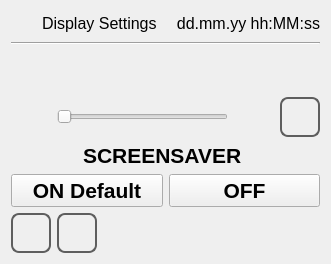
Qt form qt_library/ATCMsystem/display_settings.ui (MECTsrl/mect_plugins) before a commit.
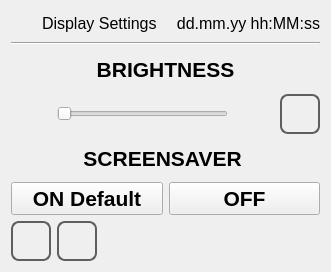
The same form after that commit. Icons and pictures are not drawn.

```diff
--- a/qt_library/ATCMsystem/display_settings.ui
+++ b/qt_library/ATCMsystem/display_settings.ui
@@ -6,7 +6,8 @@
    <rect>
     <x>0</x>
     <y>0</y>
-    %Model%
+    <width>325</width>
+    <height>272</height>
    </rect>
   </property>
   <property name="minimumSize">
@@ -129,71 +130,30 @@
     </widget>
    </item>
    <item>
-    <layout class="QHBoxLayout" name="horizontalLayout_5">
-     <item>
-      <spacer name="horizontalSpacer_2">
-       <property name="focusPolicy">
-        <enum>Qt::NoFocus</enum>
-       </property>
-       <property name="orientation">
-        <enum>Qt::Horizontal</enum>
-       </property>
-       <property name="sizeHint" stdset="0">
-        <size>
-         <width>40</width>
-         <height>20</height>
-        </size>
-       </property>
-      </spacer>
-     </item>
-     <item>
-      <widget class="QLabel" name="label">
+    <widget class="QLabel" name="labelBrightness">
        <property name="sizePolicy">
-        <sizepolicy hsizetype="Fixed" vsizetype="Preferred">
+      <sizepolicy hsizetype="Minimum" vsizetype="Minimum">
          <horstretch>0</horstretch>
          <verstretch>0</verstretch>
         </sizepolicy>
        </property>
-       <property name="minimumSize">
-        <size>
-         <width>40</width>
-         <height>40</height>
-        </size>
-       </property>
-       <property name="maximumSize">
-        <size>
-         <width>40</width>
-         <height>40</height>
-        </size>
+     <property name="font">
+      <font>
+       <pointsize>16</pointsize>
+       <weight>75</weight>
+       <bold>true</bold>
+      </font>
        </property>
        <property name="focusPolicy">
         <enum>Qt::NoFocus</enum>
        </property>
-       <property name="styleSheet">
-        <string notr="true">image: url(:/icons/img/sun.png);</string>
-       </property>
        <property name="text">
-        <string/>
-       </property>
-      </widget>
-     </item>
-     <item>
-      <spacer name="horizontalSpacer_3">
-       <property name="focusPolicy">
-        <enum>Qt::NoFocus</enum>
-       </property>
-       <property name="orientation">
-        <enum>Qt::Horizontal</enum>
-       </property>
-       <property name="sizeHint" stdset="0">
-        <size>
-         <width>40</width>
-         <height>20</height>
-        </size>
-       </property>
-      </spacer>
-     </item>
-    </layout>
+      <string>BRIGHTNESS</string>
+     </property>
+     <property name="alignment">
+      <set>Qt::AlignCenter</set>
+     </property>
+    </widget>
    </item>
    <item>
     <layout class="QHBoxLayout" name="horizontalLayout_3">
@@ -345,25 +305,7 @@
     </layout>
    </item>
    <item>
-    <layout class="QHBoxLayout" name="horizontalLayout_6">
-     <item>
-      <spacer name="horizontalSpacer_4">
-       <property name="focusPolicy">
-        <enum>Qt::NoFocus</enum>
-       </property>
-       <property name="orientation">
-        <enum>Qt::Horizontal</enum>
-       </property>
-       <property name="sizeHint" stdset="0">
-        <size>
-         <width>40</width>
-         <height>20</height>
-        </size>
-       </property>
-      </spacer>
-     </item>
-     <item>
-      <widget class="QLabel" name="label_2">
+    <widget class="QLabel" name="labelScreenSaver">
        <property name="sizePolicy">
         <sizepolicy hsizetype="Minimum" vsizetype="Minimum">
          <horstretch>0</horstretch>
@@ -383,25 +325,10 @@
        <property name="text">
         <string>SCREENSAVER </string>
        </property>
-      </widget>
-     </item>
-     <item>
-      <spacer name="horizontalSpacer_5">
-       <property name="focusPolicy">
-        <enum>Qt::NoFocus</enum>
-       </property>
-       <property name="orientation">
-        <enum>Qt::Horizontal</enum>
-       </property>
-       <property name="sizeHint" stdset="0">
-        <size>
-         <width>40</width>
-         <height>20</height>
-        </size>
-       </property>
-      </spacer>
-     </item>
-    </layout>
+     <property name="alignment">
+      <set>Qt::AlignCenter</set>
+     </property>
+    </widget>
    </item>
    <item>
     <layout class="QHBoxLayout" name="horizontalLayout_2">
```
Lines whose indentation alone changed are shown as unchanged.
